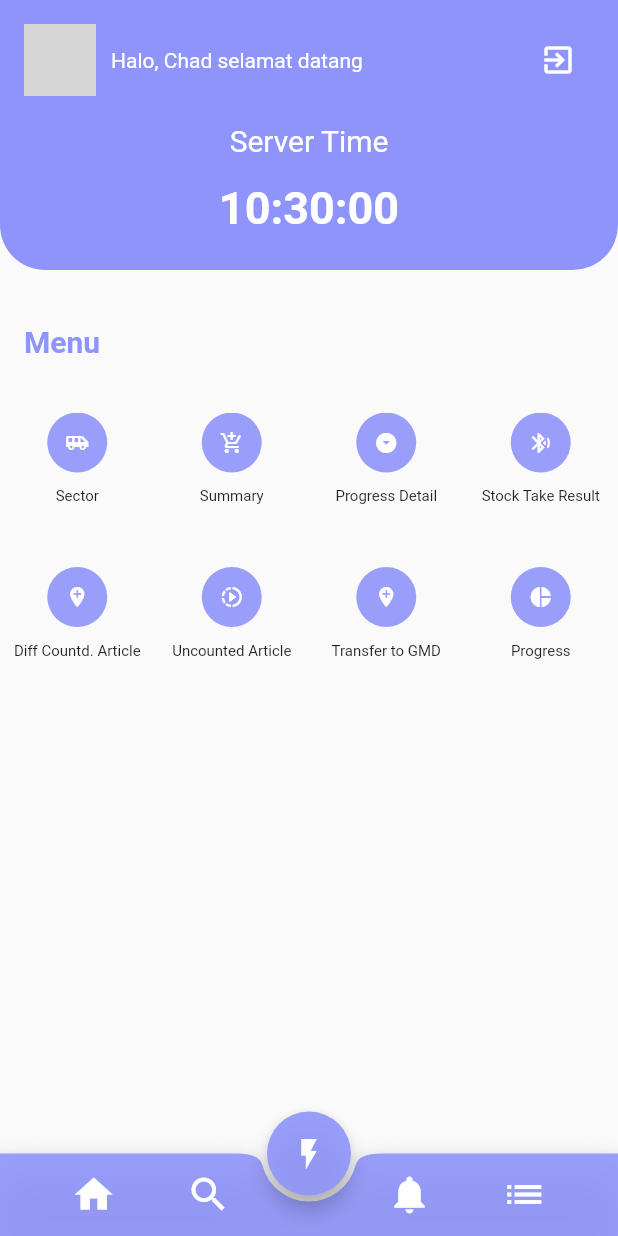
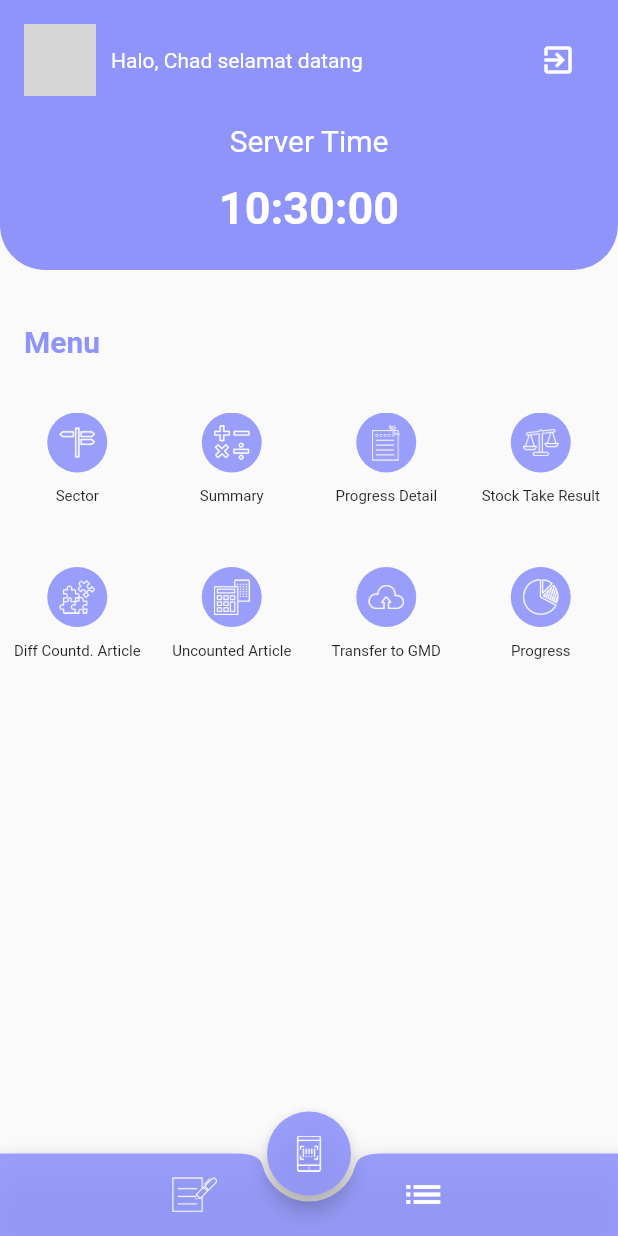
Before and after one commit to chadn4u/ast, a Flutter app: the MainPage screen opened directly, on a phone screen of 412 x 824 dp. Run offline on Flutter 3.47's test engine with Material 2 defaults, Android fonts, the phone set to English and light mode, and no system bars; our stand-ins replace percent_indicator, shared_preferences, showcaseview, simple_animations, timer_builder; missing offline and left inert: barcode_flutter, rounded_letter; accounts and stored records are empty; grey boxes are pictures that could not be loaded.

Commit message:
update 6

```diff
--- a/lib/pages/MainPage.dart
+++ b/lib/pages/MainPage.dart
@@ -1,8 +1,9 @@
 import 'package:ast_apps/models/AllProgress.dart';
 import 'package:ast_apps/pages/progress.dart';
 import 'package:ast_apps/pages/sector.dart';
-import 'package:ast_apps/widgets/homePageBackground.dart';
-import 'package:ast_apps/widgets/listProgress.dart';
+import 'package:ast_apps/pages/uncountArticle.dart';
+// import 'package:ast_apps/widgets/homePageBackground.dart';
+// import 'package:ast_apps/widgets/listProgress.dart';
 import 'package:flutter/material.dart';
 import 'package:intl/intl.dart';
 import 'package:rounded_letter/rounded_letter.dart';
@@ -30,7 +31,12 @@ class _MainPageState extends State < MainPage > {
       child: Column(
         children: < Widget > [
           CircleAvatar(
-            child: Icon(icon, size: 16, color: Colors.white, ),
+            child:
+              ImageIcon(
+                AssetImage(icon),
+                color: Colors.white
+              )//child: Icon(icon, size: 16, color: Colors.white, )
+            ,
             backgroundColor: Color.fromRGBO(143, 148, 251, 0.9),
           ),
           SizedBox(height: 10, ),
@@ -79,7 +85,9 @@ class _MainPageState extends State < MainPage > {
                 icon: Icon(
                   Icons.exit_to_app,
                   color: Colors.white, ),
-                onPressed: () {}
+                onPressed: () {
+                  Navigator.pop(context);
+                }
               )
             ],
           ),
@@ -193,14 +201,14 @@ class _MainPageState extends State < MainPage > {
                 crossAxisCount: 4, childAspectRatio: 4 / 4
               ),
               children: < Widget > [
-                _gridItem(Icons.airport_shuttle, 'Sector',Sector()),
-                _gridItem(Icons.add_shopping_cart, 'Summary',null),
-                _gridItem(Icons.arrow_drop_down_circle, 'Progress Detail',null),
-                _gridItem(Icons.bluetooth_searching, 'Stock Take Result',null),
-                _gridItem(Icons.add_location, 'Diff Countd. Article',null),
-                _gridItem(Icons.slow_motion_video, 'Uncounted Article',null),
-                _gridItem(Icons.add_location, 'Transfer to GMD',null),
-                _gridItem(Icons.pie_chart, 'Progress',Progress()),
+                _gridItem('assets/images/sector.png', 'Sector',Sector()),
+                _gridItem('assets/images/summary.png', 'Summary',null),
+                _gridItem('assets/images/progressDetail.png', 'Progress Detail',null),
+                _gridItem('assets/images/stockTakeResult.png', 'Stock Take Result',null),
+                _gridItem('assets/images/diffCount.png', 'Diff Countd. Article',null),
+                _gridItem('assets/images/count.png', 'Uncounted Article',UncountedArticle()),
+                _gridItem('assets/images/transferGmd.png', 'Transfer to GMD',null),
+                _gridItem('assets/images/progress.png', 'Progress',Progress()),
               ],
             ),
           )
@@ -258,27 +266,30 @@ class _MainPageState extends State < MainPage > {
               IconButton(
                 iconSize: 30.0,
                 padding: EdgeInsets.only(left: 1.0),
-                icon: Icon(Icons.home,color: Colors.white),
+                icon: ImageIcon(
+                  AssetImage('assets/images/scanResult.png'),
+                  color: Colors.white,
+                ),
                 onPressed: () {
 
                 },
               ),
-              IconButton(
-                iconSize: 30.0,
-                padding: EdgeInsets.only(right: 28.0),
-                icon: Icon(Icons.search,color: Colors.white),
-                onPressed: () {
+              // IconButton(
+              //   iconSize: 30.0,
+              //   padding: EdgeInsets.only(right: 28.0),
+              //   icon: Icon(Icons.search,color: Colors.white),
+              //   onPressed: () {
 
-                },
-              ),
-              IconButton(
-                iconSize: 30.0,
-                padding: EdgeInsets.only(left: 38.0),
-                icon: Icon(Icons.notifications,color: Colors.white,),
-                onPressed: () {
+              //   },
+              // ),
+              // IconButton(
+              //   iconSize: 30.0,
+              //   padding: EdgeInsets.only(left: 38.0),
+              //   icon: Icon(Icons.notifications,color: Colors.white,),
+              //   onPressed: () {
 
-                },
-              ),
+              //   },
+              // ),
               IconButton(
                 iconSize: 30.0,
                 padding: EdgeInsets.only(right: 1.0),
@@ -294,7 +305,10 @@ class _MainPageState extends State < MainPage > {
       floatingActionButton: FloatingActionButton(
         onPressed: (){},
         backgroundColor: Color.fromRGBO(143, 148, 251, 0.9),
-        child: Icon(Icons.flash_on)
+        child: ImageIcon(
+          AssetImage('assets/images/scan.png'),
+          color:Colors.white
+        )
       ),
       floatingActionButtonLocation: FloatingActionButtonLocation.centerDocked,
     );
--- a/pubspec.yaml
+++ b/pubspec.yaml
@@ -31,7 +31,8 @@ dependencies:
   showcaseview: ^0.1.5
   shared_preferences: ^0.5.6+1
   rounded_letter: ^0.0.5
-
+  pull_to_refresh: ^1.5.7
+  barcode_flutter: ^1.1.0
 
 
 dev_dependencies:
```
Also changed, not shown: lib/main.dart (+7 -4 lines), lib/models/UncountArticleModel.dart (added, +10 -0 lines), lib/pages/sector.dart (+22 -14 lines), lib/pages/uncountArticle.dart (added, +91 -0 lines), assets/images/count.png (added), assets/images/diffCount.png (added), assets/images/progress.png (added), assets/images/progressDetail.png (added), assets/images/scan.png (added), assets/images/scanResult.png (added), assets/images/sector.png (added), assets/images/stockTakeResult.png (added), assets/images/summary.png (added), assets/images/transferGmd.png (added), 1 more files.
